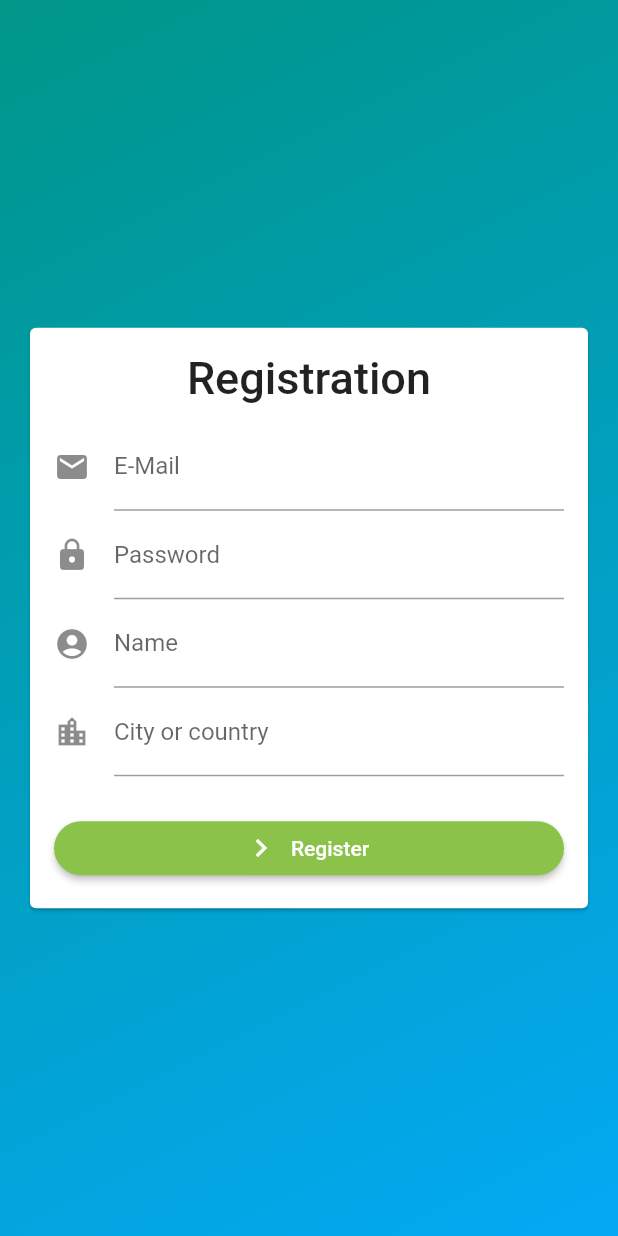
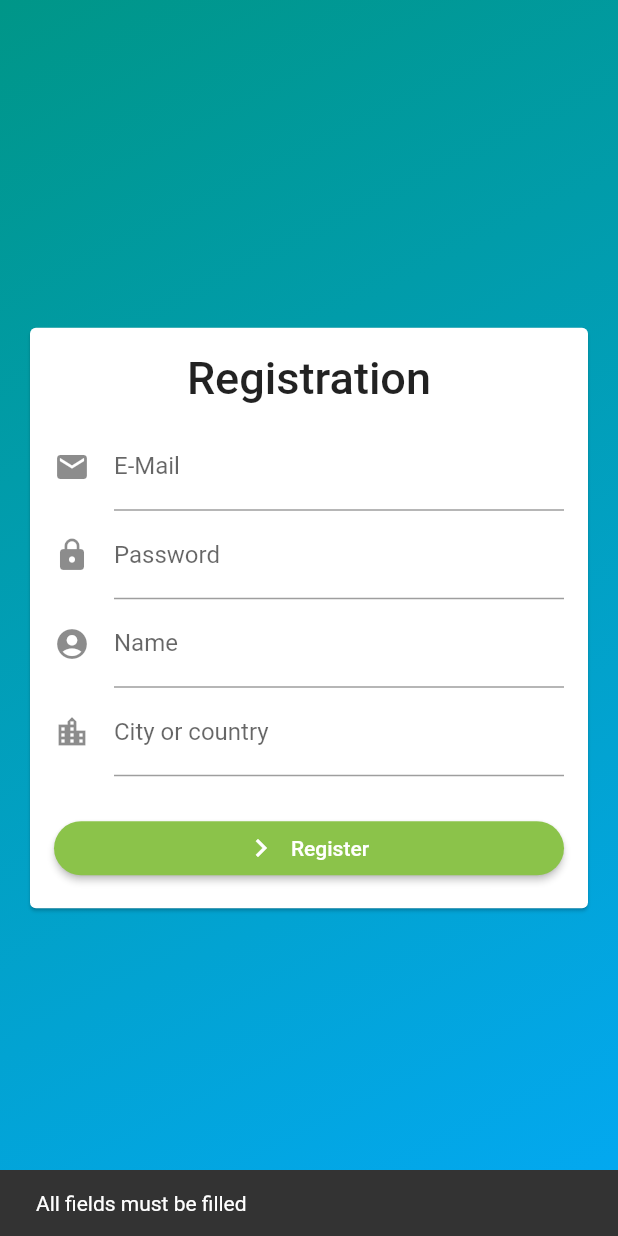
Before and after one commit to kekland/fisher-app, a Flutter app: the screen it shows after launch, after a tap on "Register", on a phone screen of 412 x 824 dp. Run offline on Flutter 3.47's test engine with Material 2 defaults, Android fonts, the phone set to English and light mode, and no system bars; our stand-ins replace firebase_auth, firebase_database; accounts and stored records are empty.

Commit message:
Finished registration

```diff
--- a/lib/main.dart
+++ b/lib/main.dart
@@ -1,5 +1,6 @@
 import 'package:fisher/classes/user_data.dart';
 import 'package:fisher/pages/home_page.dart';
+import 'package:fisher/pages/new_post_page.dart';
 import 'package:fisher/pages/profile_page.dart';
 import 'package:fisher/pages/registration_page.dart';
 import 'package:flutter/material.dart';
@@ -15,6 +16,11 @@ class MyApp extends StatelessWidget {
         primarySwatch: Colors.teal,
       ),
       home: new RegistrationPage(),
+      routes: {
+        '/home': (context) => HomePage(),
+        '/registration': (context) => RegistrationPage(),
+        '/new_post': (context) => NewPostPage(),
+      },
     );
   }
 }
--- a/lib/pages/home_page.dart
+++ b/lib/pages/home_page.dart
@@ -19,12 +19,16 @@ class _HomePageState extends State<HomePage> {
     });
   }
 
+  openNewPost(BuildContext context) {
+    Navigator.of(context).pushNamed('/new_post');
+  }
+
   @override
   Widget build(BuildContext context) {
     return Scaffold(
       appBar: AppBar(
         title: Text(
-          (selectedPage == 0)? 'Feed' : 'Map',
+          (selectedPage == 0) ? 'Feed' : 'Map',
         ),
         actions: [
           IconButton(
@@ -50,14 +54,14 @@ class _HomePageState extends State<HomePage> {
               IconButton(
                 icon: Icon(
                   Icons.map,
-                  color: (selectedPage == 1)? Colors.black : Colors.black54,
+                  color: (selectedPage == 1) ? Colors.black : Colors.black54,
                 ),
                 onPressed: () => selectPage(1),
               ),
               IconButton(
                 icon: Icon(
                   Icons.home,
-                  color: (selectedPage == 0)? Colors.black : Colors.black54,
+                  color: (selectedPage == 0) ? Colors.black : Colors.black54,
                 ),
                 onPressed: () => selectPage(0),
               ),
@@ -67,7 +71,7 @@ class _HomePageState extends State<HomePage> {
       ),
       floatingActionButton: FloatingActionButton(
         child: Icon(Icons.add_a_photo),
-        onPressed: () => print('Adding photo'),
+        onPressed: () => openNewPost(context),
       ),
       floatingActionButtonLocation: FloatingActionButtonLocation.centerDocked,
       body: bodyPages[selectedPage],
--- a/lib/pages/registration_page.dart
+++ b/lib/pages/registration_page.dart
@@ -1,5 +1,6 @@
 import 'package:flutter/material.dart';
 import 'package:firebase_auth/firebase_auth.dart';
+import 'package:firebase_database/firebase_database.dart';
 
 class RegistrationPage extends StatefulWidget {
   @override
@@ -7,14 +8,68 @@ class RegistrationPage extends StatefulWidget {
 }
 
 class _RegistrationPageState extends State<RegistrationPage> {
-  onRegisterTap() {
-    final FirebaseAuth auth = FirebaseAuth.instance;
+  TextEditingController emailController;
+  TextEditingController passwordController;
+  TextEditingController nameController;
+  TextEditingController cityController;
+  GlobalKey<ScaffoldState> scaffold = new GlobalKey();
+  final FirebaseAuth auth = FirebaseAuth.instance;
+  final FirebaseDatabase database = FirebaseDatabase.instance;
 
+  initState() {
+    super.initState();
+    emailController = TextEditingController();
+    passwordController = TextEditingController();
+    nameController = TextEditingController();
+    cityController = TextEditingController();
+  }
+
+  onRegisterTap(BuildContext context) async {
+    if (emailController.text.length == 0 || nameController.text.length == 0 || cityController.text.length == 0) {
+      scaffold.currentState.showSnackBar(SnackBar(content: Text('All fields must be filled')));
+    } else if (passwordController.text.length < 6) {
+      scaffold.currentState.showSnackBar(SnackBar(content: Text('Your password is too short')));
+    } else {
+      showDialog(
+          context: context,
+          barrierDismissible: false,
+          builder: (BuildContext context) {
+            return AlertDialog(
+              title: Text('Please, wait'),
+              content: Row(
+                children: [
+                  CircularProgressIndicator(),
+                  SizedBox(width: 12.0),
+                  Text('Registration in progress'),
+                ],
+              ),
+            );
+          });
+      try {
+        FirebaseUser user = await auth.createUserWithEmailAndPassword(
+          email: emailController.text,
+          password: passwordController.text,
+        );
+
+        DatabaseReference thisUserReference = database.reference().child('users').push();
+
+        await thisUserReference.child('name').set(nameController.text);
+        await thisUserReference.child('city').set(cityController.text);
+        await thisUserReference.child('email').set(emailController.text);
+        await thisUserReference.child('uid').set(user.uid);
+
+        Navigator.of(context).pop();
+        Navigator.of(context).pushReplacementNamed('/home');
+      } catch (e) {
+        scaffold.currentState.showSnackBar(SnackBar(content: Text('Error occurred during registration'), duration: Duration(seconds: 2)));
+      }
+    }
   }
 
   @override
   Widget build(BuildContext context) {
     return Scaffold(
+      key: scaffold,
       body: Container(
         decoration: BoxDecoration(
           gradient: LinearGradient(
@@ -48,6 +103,7 @@ class _RegistrationPageState extends State<RegistrationPage> {
                         icon: Icon(Icons.email),
                         labelText: 'E-Mail',
                       ),
+                      controller: emailController,
                       keyboardType: TextInputType.emailAddress,
                     ),
                     TextField(
@@ -55,6 +111,7 @@ class _RegistrationPageState extends State<RegistrationPage> {
                         icon: Icon(Icons.lock),
                         labelText: 'Password',
                       ),
+                      controller: passwordController,
                       obscureText: true,
                     ),
                     TextField(
@@ -62,12 +119,14 @@ class _RegistrationPageState extends State<RegistrationPage> {
                         icon: Icon(Icons.account_circle),
                         labelText: 'Name',
                       ),
+                      controller: nameController,
                     ),
                     TextField(
                       decoration: InputDecoration(
                         icon: Icon(Icons.location_city),
                         labelText: 'City or country',
                       ),
+                      controller: cityController,
                     ),
                     SizedBox(height: 24.0),
                     SizedBox(
@@ -75,7 +134,7 @@ class _RegistrationPageState extends State<RegistrationPage> {
                       child: RaisedButton.icon(
                         color: Colors.lightGreen,
                         textColor: Colors.white,
-                        onPressed: () {},
+                        onPressed: () => onRegisterTap(context),
                         icon: Icon(Icons.chevron_right),
                         label: Text('Register'),
                         shape: RoundedRectangleBorder(borderRadius: BorderRadius.circular(100.0)),
```
